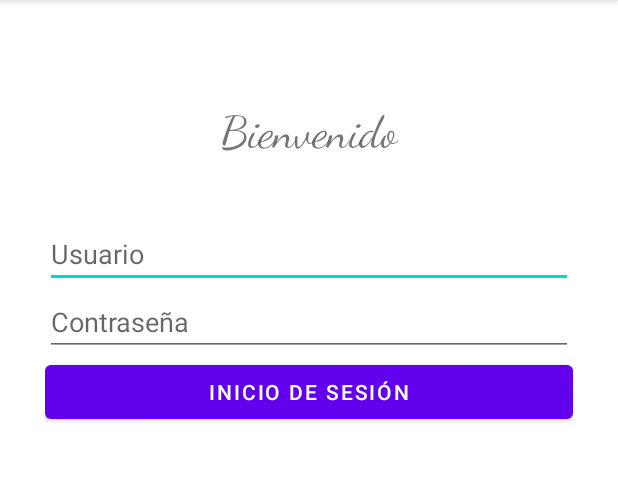
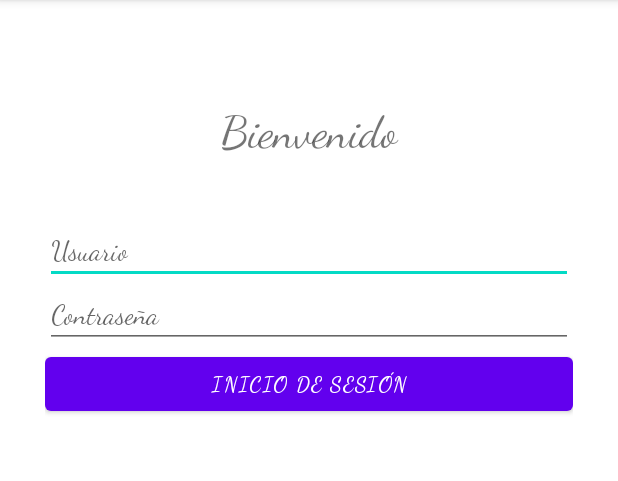
Before and after one commit to AMSTGrupo1MarotoRoblesTorres/AMST_Lab4_Grupo-1_Maroto_Robles_Torres, an Android app: the screen it shows after launch (MainActivity), on a phone screen of 412 x 824 dp, the part 84-565 px from its top. Run offline under Robolectric (Android 15) with nearby library versions, the phone set to English and light mode, and no system bars; our stand-ins replace Volley.

Commit message:
act pantalla

```diff
--- a/AMST1/app/src/main/res/layout/activity_main.xml
+++ b/AMST1/app/src/main/res/layout/activity_main.xml
@@ -25,6 +25,7 @@
         android:layout_height="wrap_content"
         android:ems="10"
         android:hint="Usuario"
+        android:fontFamily="cursive"
         android:inputType="text" />
 
     <EditText
@@ -33,6 +34,7 @@
         android:layout_height="wrap_content"
         android:ems="10"
         android:hint="Contraseña"
+        android:fontFamily="cursive"
         android:inputType="textPassword" />
 
     <Button
@@ -40,6 +42,7 @@
         android:layout_width="match_parent"
         android:layout_height="wrap_content"
         android:onClick="irMenuPrincipal"
+        android:fontFamily="cursive"
         android:text="INICIO DE SESIÓN" />
 
 </LinearLayout>
```
